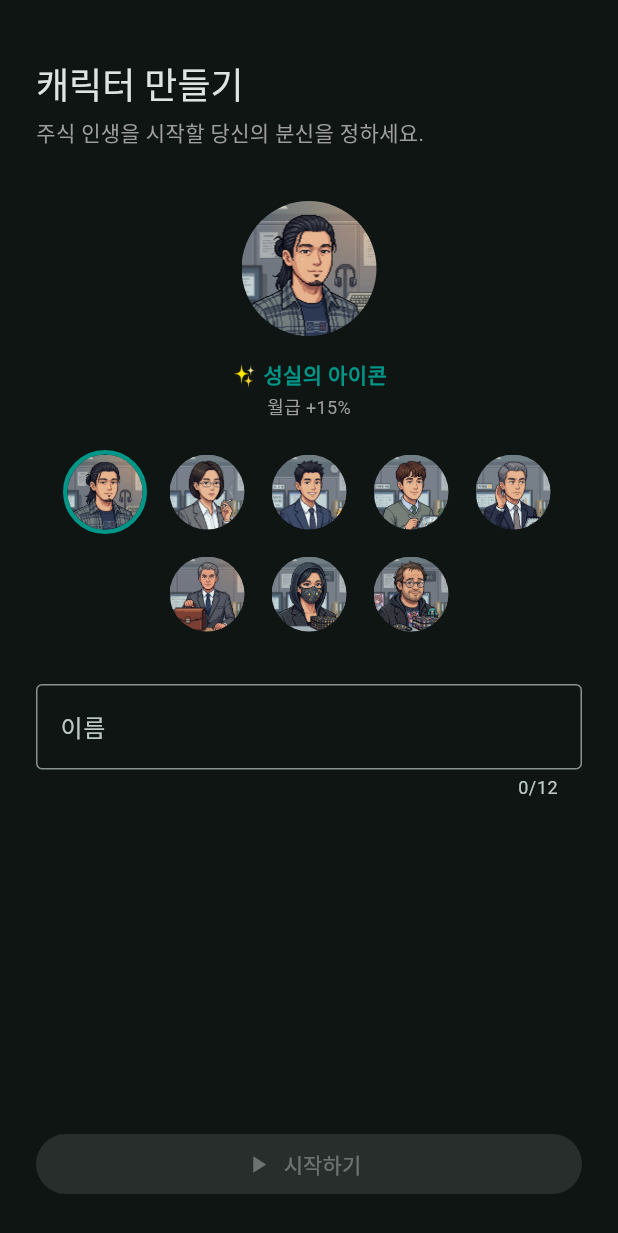
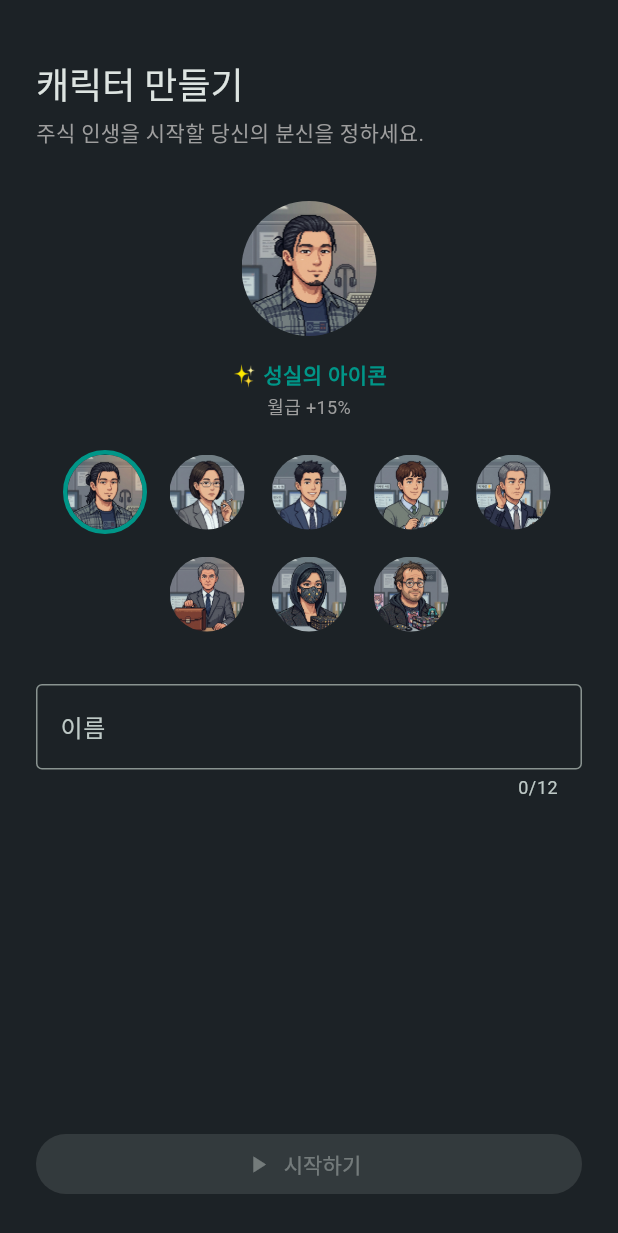
Before and after one commit to saechimdaeki/stock_life_game, a Flutter app: the screen it shows after launch, on a phone screen of 412 x 824 dp. Shown: the top 1233 px of the screen. Run offline on Flutter 3.47's test engine with Material 3 defaults, Android fonts, the phone set to English and light mode, and no system bars; our stand-ins replace fl_chart, flutter_riverpod, hive_ce_flutter; accounts and stored records are empty.

Commit message:
다크 톤 완화: 순검정 대신 차콜 서피스로 눈 피로 개선
- M3 다크 서피스 6단계를 차콜 계열로 오버라이드 (배경 #1C2226)
- 미니게임·친밀도 바의 다크 전용 하드코딩 색을 테마 중립으로 정리
- 홈 씬 배경 검정 그라데이션 → teal 톤

Co-Authored-By: Claude Fable 5 <noreply@anthropic.com>

```diff
--- a/lib/main.dart
+++ b/lib/main.dart
@@ -38,10 +38,20 @@ class StockLifeApp extends StatelessWidget {
     return MaterialApp(
       title: '주식 인생',
       debugShowCheckedModeBanner: false,
+      // 다크 유지하되 순검정 대신 차콜 톤으로 띄워 눈 피로를 줄인다 (피드백 반영).
       theme: ThemeData(
-        brightness: Brightness.dark,
-        colorSchemeSeed: Colors.teal,
         useMaterial3: true,
+        colorScheme: ColorScheme.fromSeed(
+          seedColor: Colors.teal,
+          brightness: Brightness.dark,
+        ).copyWith(
+          surface: const Color(0xFF1C2226), // 스캐폴드 배경
+          surfaceContainerLowest: const Color(0xFF171C20),
+          surfaceContainerLow: const Color(0xFF21282D), // 카드
+          surfaceContainer: const Color(0xFF262D33), // 내비게이션 바
+          surfaceContainerHigh: const Color(0xFF2B333A), // 시트·다이얼로그
+          surfaceContainerHighest: const Color(0xFF303941),
+        ),
       ),
       // 몰래보기 카운트다운은 Navigator 위에 얹어 어떤 라우트(종목 상세 등)에서도 보인다.
       builder: (context, child) => Stack(
--- a/lib/ui/screens/colleagues_screen.dart
+++ b/lib/ui/screens/colleagues_screen.dart
@@ -81,7 +81,6 @@ class _ColleagueCard extends StatelessWidget {
                     child: LinearProgressIndicator(
                       value: rapport / 100,
                       minHeight: 8,
-                      backgroundColor: Colors.white12,
                       color: maxed ? Colors.amber : Colors.teal,
                     ),
                   ),
--- a/lib/ui/screens/scene_view.dart
+++ b/lib/ui/screens/scene_view.dart
@@ -68,8 +68,8 @@ class SceneView extends StatelessWidget {
           begin: Alignment.topCenter,
           end: Alignment.bottomCenter,
           colors: [
-            Colors.teal.withValues(alpha: 0.15),
-            Colors.black.withValues(alpha: 0.25),
+            Colors.teal.withValues(alpha: 0.12),
+            Colors.teal.withValues(alpha: 0.35),
           ],
         ),
       ),
```
Also changed, not shown: lib/ui/screens/minigames.dart (+3 -5 lines).
